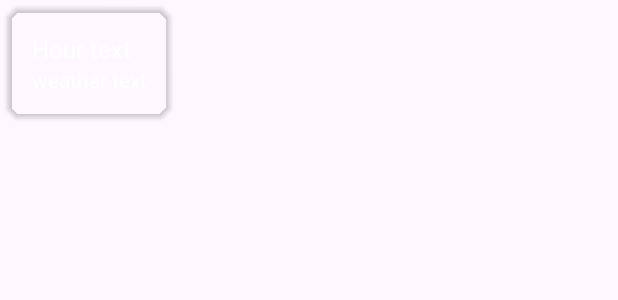
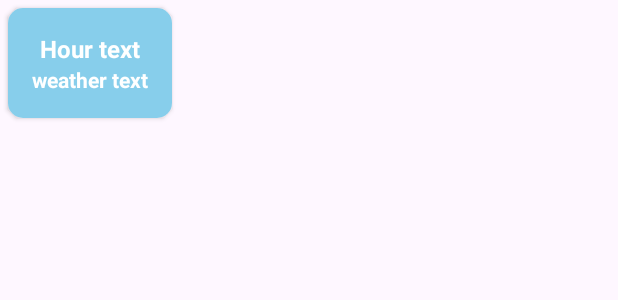
Before and after one commit to mariaperez15/myWeatherApp, an Android app: the layout temperature_item.xml on its own in the app's theme, with its tools: preview values and no code run, on a phone screen of 412 x 824 dp. Shown: the top 300 px of the screen. Run offline under Robolectric (Android 15) with nearby library versions, the phone set to English and light mode, and no system bars.

Commit message:
change style recycler view and change text button 'add'

```diff
--- a/app/src/main/res/drawable/bg_transparent.xml
+++ /dev/null
@@ -1,5 +0,0 @@
-<?xml version="1.0" encoding="utf-8"?>
-<shape xmlns:android="http://schemas.android.com/apk/res/android">
-    <solid android:color="#33CCFF"/>
-    <corners android:radius="60dp" />
-</shape>
--- a/app/src/main/res/layout/fragment_home.xml
+++ b/app/src/main/res/layout/fragment_home.xml
@@ -17,7 +17,7 @@
 
         <Button
             android:id="@+id/locationButton"
-            android:text="Button"
+            android:text="Add"
             android:layout_width="wrap_content"
             android:layout_height="wrap_content"
             android:layout_alignParentEnd="true"
--- a/app/src/main/res/layout/temperature_item.xml
+++ b/app/src/main/res/layout/temperature_item.xml
@@ -7,14 +7,15 @@
     android:layout_margin="5dp"
     android:layout_marginBottom="20dp"
     android:elevation="0dp"
-    app:cardBackgroundColor="@android:color/transparent"
     app:cardCornerRadius="10dp">
 
     <LinearLayout
         android:layout_width="match_parent"
         android:layout_height="wrap_content"
         android:orientation="vertical"
-        android:padding="16dp">
+        android:gravity="center"
+        android:padding="16dp"
+        android:background="#87CEEB">
 
         <TextView
             android:id="@+id/hour"
@@ -22,7 +23,8 @@
             android:layout_height="wrap_content"
             android:textColor="@android:color/white"
             android:textSize="16sp"
-            tools:text="Hour text" />
+            android:textStyle="bold"
+            tools:text="Hour text"/>
 
         <TextView
             android:id="@+id/degrees"
@@ -30,6 +32,7 @@
             android:layout_height="wrap_content"
             android:textColor="@android:color/white"
             android:textSize="14sp"
+            android:textStyle="bold"
             tools:text="weather text" />
 
     </LinearLayout>
```
Also changed, not shown: app/src/main/java/com/example/myweatherapp/TemperatureAdapter.kt (+9 -2 lines).
